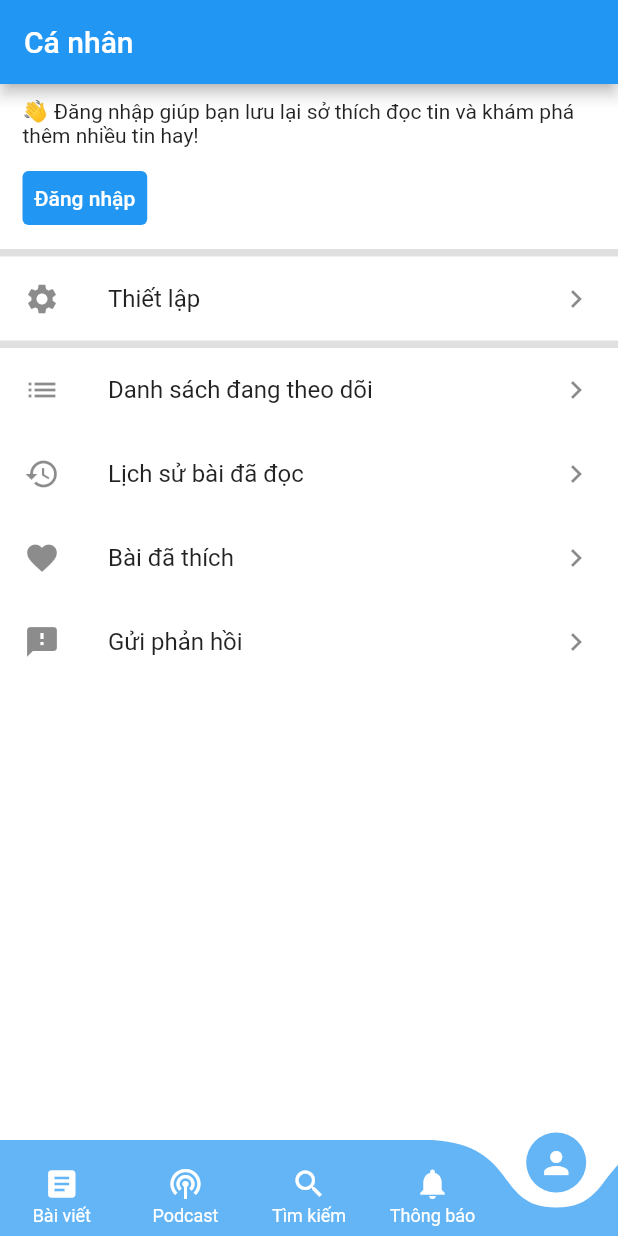
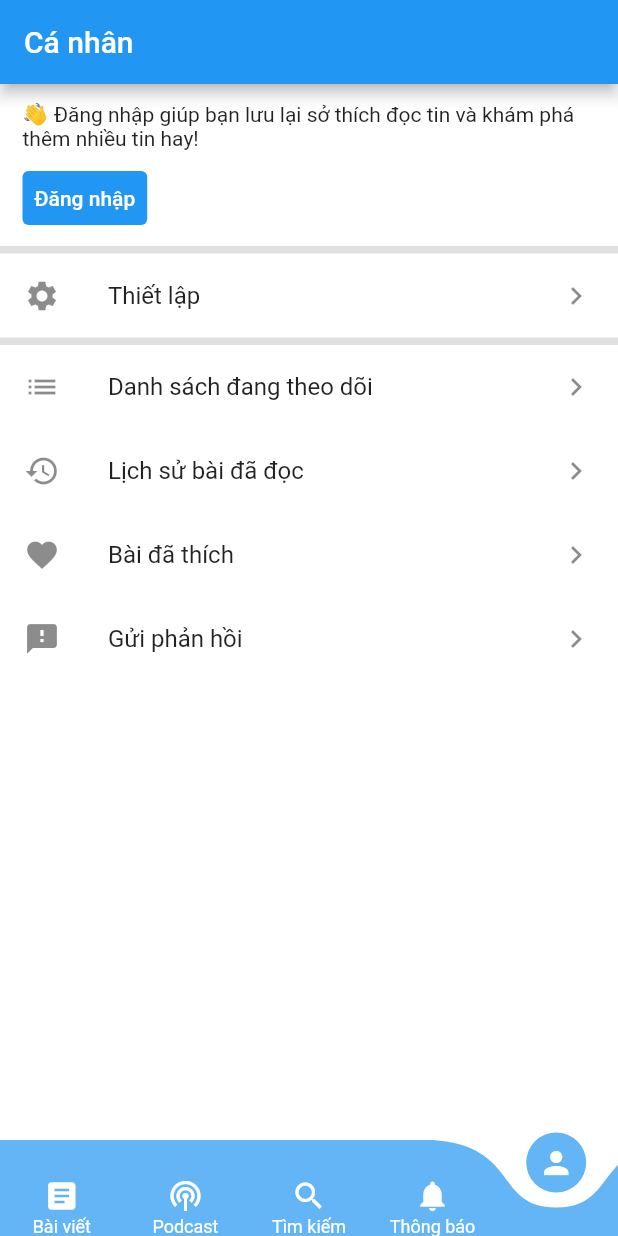
Before and after one commit to thanhtung100397/flutter-blog-post-app, a Flutter app: the screen it shows after launch, swiped to page 5, on a phone screen of 412 x 824 dp. Run offline on Flutter 3.47's test engine with Material 2 defaults, Android fonts, the phone set to English and light mode, and no system bars; drawn by our look-alikes of curved_navigation_bar; generated files the repository leaves out were written again.

Commit message:
Align navbar

```diff
--- a/lib/pages/home/personal/app_personal_page.dart
+++ b/lib/pages/home/personal/app_personal_page.dart
@@ -13,14 +13,14 @@ class _AppPersonalPageState extends State<AppPersonalPage> {
   Widget personalInfoSection() {
     return Container(
       width: double.infinity,
-      padding: const EdgeInsets.symmetric(vertical: 10, horizontal: 15),
+      padding: const EdgeInsets.fromLTRB(15, 12, 15, 8),
       color: AppColor.appMainBackground,
       child: Column(
         crossAxisAlignment: CrossAxisAlignment.start,
         children: <Widget>[
           Text(AppLocalizations.of(context)!.sign_in_hint),
           Container(
-              margin: const EdgeInsets.only(top: 10),
+              margin: const EdgeInsets.only(top: 8),
               child: TextButton(
                 style: TextButton.styleFrom(
                     primary: Colors.white,
--- a/lib/widgets/app_bottom_navigation.dart
+++ b/lib/widgets/app_bottom_navigation.dart
@@ -93,14 +93,14 @@ class _NavigationItemWidgetState extends State<NavigationItemWidget> {
 
   Widget createLabelWidget() {
     return Container(
-        margin: const EdgeInsets.only(top: 2),
+        margin: const EdgeInsets.fromLTRB(0, 2, 0, 10),
         child: Text(widget.label!, style: textStyle));
   }
 
   @override
   Widget build(BuildContext context) {
     return Column(
-      mainAxisAlignment: MainAxisAlignment.center,
+      mainAxisAlignment: MainAxisAlignment.end,
       children: <Widget>[
         Icon(widget.icon, color: AppColor.appTextAccent),
         if (shouldShowLabel()) createLabelWidget()
```
